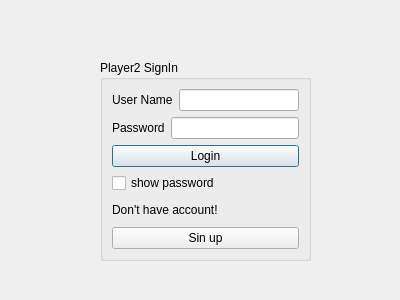
Old version of the form tictactoev/signin2.ui in the repository Jolinejo/Advanced-Tic-Tac-Toe.
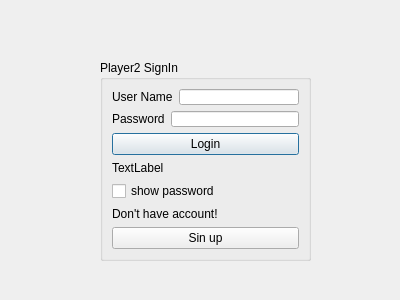
New version of the form.

The edit to the form file:
```diff
--- a/tictactoev/signin2.ui
+++ b/tictactoev/signin2.ui
@@ -65,6 +65,13 @@
       </property>
      </widget>
     </item>
+    <item>
+     <widget class="QLabel" name="label_ifthere">
+      <property name="text">
+       <string>TextLabel</string>
+      </property>
+     </widget>
+    </item>
     <item>
      <widget class="QCheckBox" name="checkBox_showpassword">
       <property name="text">
```
